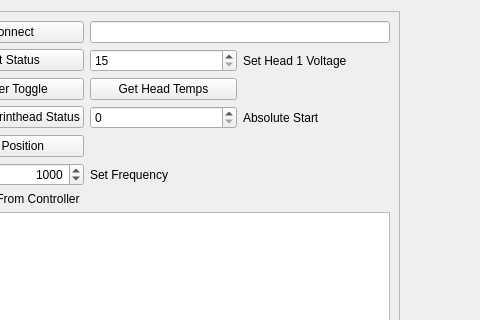
Before: the Qt Designer form src/ui/mjprintheadwidget.ui in BYUCreateResearchLab/CREATE_LAB_Binder_Jet_Printer, drawn with Qt 5; both pictures show x 82 to 562 and y 0 to 320 of the 880 by 627 pixel window.
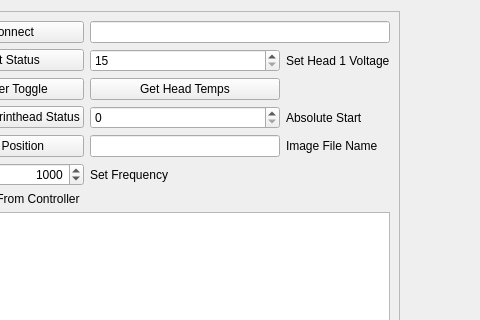
After: the same form once the commit is applied.

Commit message: Image Data Function Placeholders Added

```diff
--- a/src/ui/mjprintheadwidget.ui
+++ b/src/ui/mjprintheadwidget.ui
@@ -14,6 +14,19 @@
    <string>Form</string>
   </property>
   <layout class="QGridLayout" name="gridLayout">
+   <item row="7" column="0">
+    <spacer name="verticalSpacer">
+     <property name="orientation">
+      <enum>Qt::Vertical</enum>
+     </property>
+     <property name="sizeHint" stdset="0">
+      <size>
+       <width>20</width>
+       <height>40</height>
+      </size>
+     </property>
+    </spacer>
+   </item>
    <item row="5" column="0">
     <widget class="QFrame" name="frame">
      <property name="frameShape">
@@ -159,6 +172,16 @@
         </property>
        </widget>
       </item>
+      <item row="4" column="1">
+       <widget class="QLineEdit" name="imageFileLineEdit"/>
+      </item>
+      <item row="4" column="2">
+       <widget class="QLabel" name="imageFileLabel">
+        <property name="text">
+         <string>Image File Name</string>
+        </property>
+       </widget>
+      </item>
      </layout>
     </widget>
    </item>
@@ -175,19 +198,6 @@
      </property>
     </spacer>
    </item>
-   <item row="6" column="0">
-    <spacer name="verticalSpacer">
-     <property name="orientation">
-      <enum>Qt::Vertical</enum>
-     </property>
-     <property name="sizeHint" stdset="0">
-      <size>
-       <width>20</width>
-       <height>40</height>
-      </size>
-     </property>
-    </spacer>
-   </item>
   </layout>
  </widget>
  <resources/>
```
The commit also changes 2 other files.
